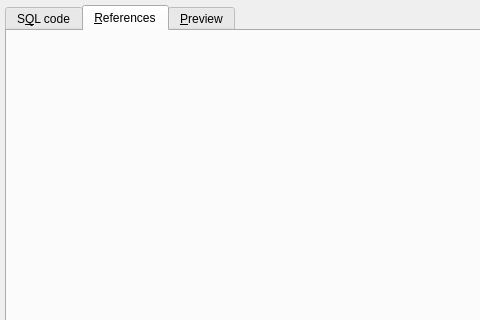
Above: libs/libgui/ui/dbobjects/genericsqlwidget.ui from maniac787/pgmodeler before the change; both pictures show x 0 to 480 and y 0 to 320 of the 651 by 418 pixel window. Below: the same form after it.
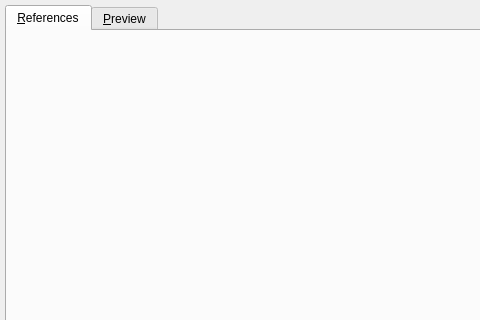
That is the form after the change. The open tabs and pages were chosen to show the change. Icons and pictures are not drawn.

Commit message: Changing the UI of GenericSQLWidget to the new format (WIP)

Patch:
```diff
--- a/libs/libgui/ui/dbobjects/genericsqlwidget.ui
+++ b/libs/libgui/ui/dbobjects/genericsqlwidget.ui
@@ -13,7 +13,10 @@
   <property name="windowTitle">
    <string/>
   </property>
-  <layout class="QGridLayout" name="genericsql_grid">
+  <layout class="QVBoxLayout" name="generic_sql_lt">
+   <property name="spacing">
+    <number>5</number>
+   </property>
    <property name="leftMargin">
     <number>5</number>
    </property>
@@ -26,10 +29,7 @@
    <property name="bottomMargin">
     <number>5</number>
    </property>
-   <property name="spacing">
-    <number>5</number>
-   </property>
-   <item row="0" column="0">
+   <item>
     <widget class="QTabWidget" name="attribs_tbw">
      <property name="currentIndex">
       <number>0</number>
@@ -40,15 +40,6 @@
        <height>22</height>
       </size>
      </property>
-     <widget class="QWidget" name="tab">
-      <attribute name="icon">
-       <iconset resource="../../res/resources.qrc">
-        <normaloff>:/icons/icons/sqlcode.png</normaloff>:/icons/icons/sqlcode.png</iconset>
-      </attribute>
-      <attribute name="title">
-       <string>S&amp;QL code</string>
-      </attribute>
-     </widget>
      <widget class="QWidget" name="references_tab">
       <attribute name="icon">
        <iconset resource="../../res/resources.qrc">
```
Left out of the diff: 3 changed lines with no effect on the pictures. The commit also changes 1 other file.
